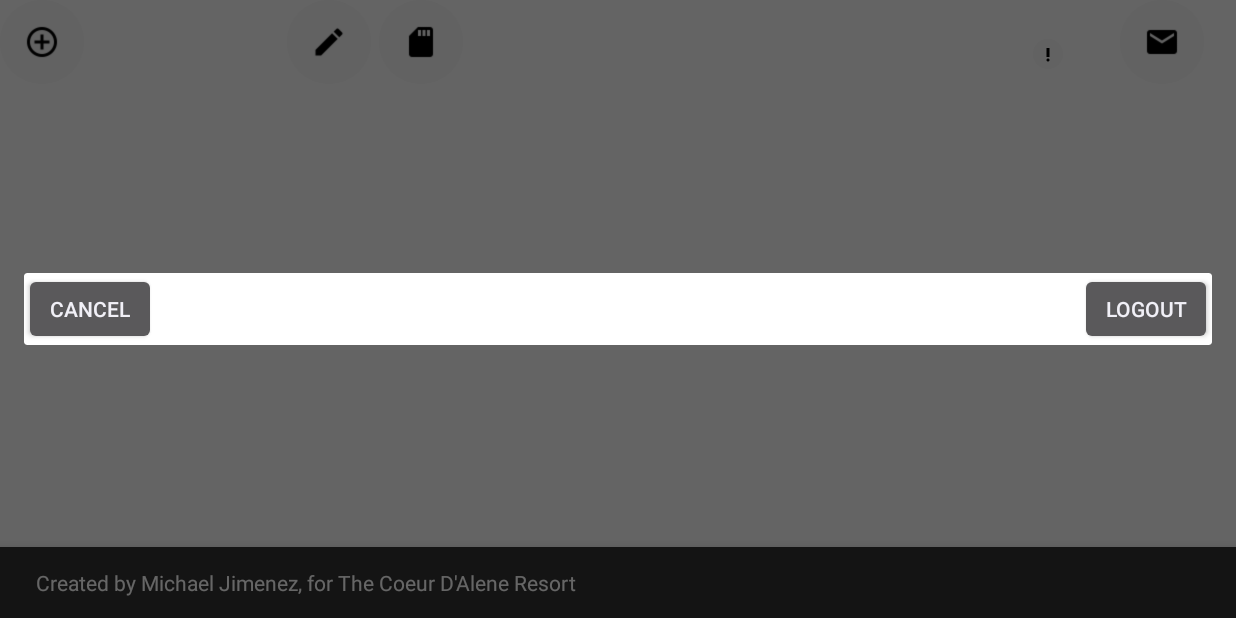
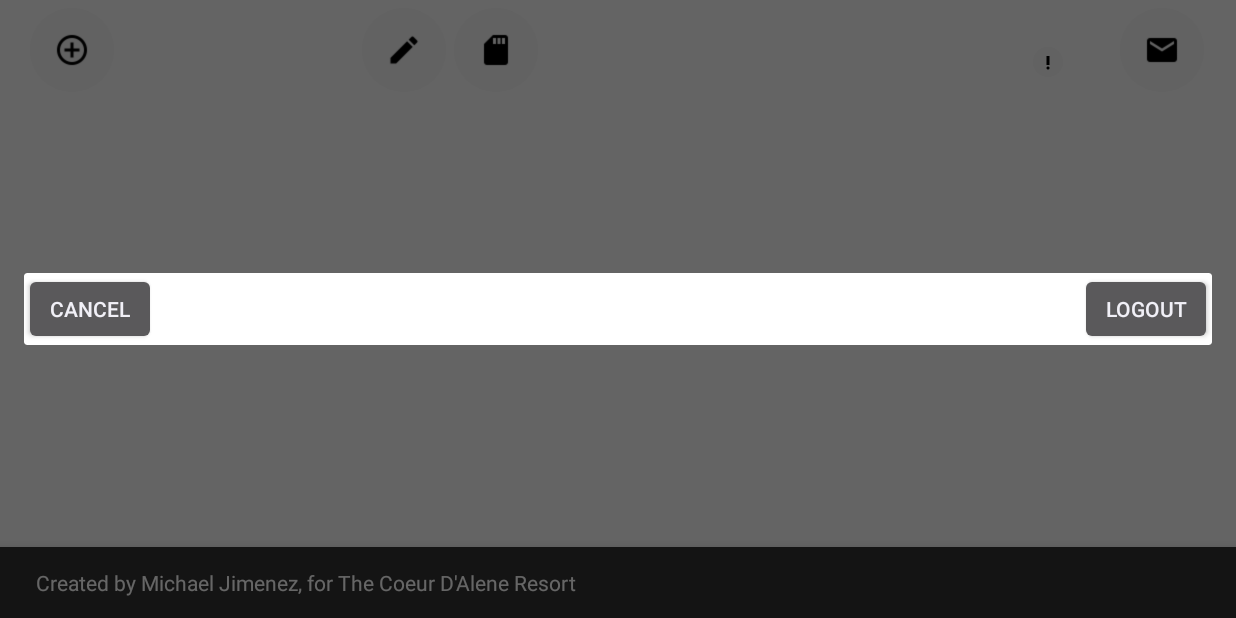
Before and after one commit to mikejimenez/ScanIT-3.1.2, an Android app: the MainActivity screen opened directly, with no data from a screen before it, after a tap on an icon or button, on a phone screen of 824 x 412 dp (held sideways). Run offline under Robolectric (Android 15) with nearby library versions, the phone set to English and light mode, and no system bars; our stand-ins replace ButterKnife; libraries missing offline, so code that uses them is left out: com.opencsv, com.readystatesoftware.viewbadger; 7 statements that could not run were skipped.

Commit message:
3.2.1
Activity_main.xml changes:
Fixed scaling on fab's & listView (Because of new test phone has a curved screen)

Manual_entry, scan_entry, and update added flagNoFullscreen to EditText fields.

```diff
--- a/app/build.gradle
+++ b/app/build.gradle
@@ -16,7 +16,7 @@ android {
         minSdkVersion 23
         targetSdkVersion 24
         versionCode 3
-        versionName '3.2.0'
+        versionName '3.2.1'
         signingConfig signingConfigs.config
     }
     buildTypes {
--- a/app/src/main/AndroidManifest.xml
+++ b/app/src/main/AndroidManifest.xml
@@ -26,8 +26,8 @@
         </activity>
         <activity android:name=".MainActivity"
                   android:theme="@style/AppTheme"
-             android:screenOrientation="landscape"
-            android:label="@string/app_name" >
+                    android:screenOrientation="landscape"
+                android:label="@string/app_name" >
         </activity>
 
         <service
--- a/app/src/main/res/layout/activity_main.xml
+++ b/app/src/main/res/layout/activity_main.xml
@@ -46,6 +46,8 @@
         android:id="@+id/fabHistory"
         android:layout_width="wrap_content"
         android:layout_height="wrap_content"
+        android:layout_marginEnd="-50dp"
+        android:layout_marginTop="5dp"
         android:layout_toStartOf="@+id/fabClearHistory"
         android:scaleType="center"
         android:src="@drawable/ic_sd_storage_black_24dp"
@@ -57,14 +59,15 @@
         android:id="@+id/fabEmail"
         android:layout_width="wrap_content"
         android:layout_height="wrap_content"
+        android:layout_alignParentEnd="true"
+        android:layout_alignParentTop="true"
+        android:layout_marginEnd="21dp"
+        android:layout_marginTop="5dp"
         android:scaleType="center"
         android:src="@drawable/ic_email_black_24dp"
         app:backgroundTint="#f5f5f5"
         app:borderWidth="0dp"
-        app:elevation="0dp"
-        android:layout_marginEnd="21dp"
-        android:layout_alignParentTop="true"
-        android:layout_alignParentEnd="true" />
+        app:elevation="0dp" />
 
     <android.support.design.widget.FloatingActionButton
         android:id="@+id/fabManual"
@@ -72,6 +75,7 @@
         android:layout_height="wrap_content"
         android:layout_alignParentTop="true"
         android:layout_marginEnd="5dp"
+        android:layout_marginTop="5dp"
         android:layout_toStartOf="@+id/fabHistory"
         android:scaleType="center"
         android:src="@drawable/ic_edit_black_24dp"
@@ -83,20 +87,23 @@
         android:id="@+id/fabScan"
         android:layout_width="wrap_content"
         android:layout_height="wrap_content"
+        android:layout_alignParentStart="true"
+        android:layout_alignParentTop="true"
+        android:layout_marginLeft="20dp"
+        android:layout_marginTop="5dp"
         android:scaleType="center"
         android:src="@drawable/ic_control_point_black_24dp"
         app:backgroundTint="#f5f5f5"
         app:borderWidth="0dp"
-        app:elevation="0dp"
-        android:layout_alignParentTop="true"
-        android:layout_alignParentStart="true" />
+        app:elevation="0dp" />
 
     <ListView
-        android:layout_width="wrap_content"
+        android:id="@+id/listView"
+        android:layout_width="775dp"
         android:layout_height="wrap_content"
-        android:id="@+id/listView"
+        android:layout_below="@+id/fabScan"
         android:layout_centerHorizontal="true"
-        android:layout_below="@+id/fabScan" />
+        android:layout_marginBottom="5dp" />
 
     <ListView
         android:id="@+id/listView_history"
--- a/app/src/main/res/layout/scan_entry.xml
+++ b/app/src/main/res/layout/scan_entry.xml
@@ -14,6 +14,7 @@
         android:layout_marginBottom="1dp"
         android:layout_marginTop="5dp"
         android:hint="@string/uiDepartment"
+        android:imeOptions="flagNoFullscreen"
         android:maxLines="1"
         android:singleLine="true"
         android:textColorHint="@android:color/black"
@@ -24,13 +25,14 @@
         style="@android:style/TextAppearance.Small"
         android:layout_width="match_parent"
         android:layout_height="40dp"
+        android:layout_alignParentStart="true"
+        android:layout_below="@+id/scan_entry_company"
         android:hint="@string/Name"
         android:maxLines="1"
         android:singleLine="true"
         android:textColorHint="@android:color/black"
         android:theme="@android:style/Theme.Holo.InputMethod"
-        android:layout_below="@+id/scan_entry_company"
-        android:layout_alignParentStart="true" />
+        android:imeOptions="flagNoFullscreen"/>
 
     <CheckBox
         android:id="@+id/scan_entry_checkBox"
--- a/app/src/main/res/layout/update.xml
+++ b/app/src/main/res/layout/update.xml
@@ -28,7 +28,8 @@
         android:maxLines="1"
         android:paddingLeft="5dp"
         android:singleLine="true"
-        android:theme="@android:style/Theme.Holo.InputMethod" />
+        android:theme="@android:style/Theme.Holo.InputMethod"
+        android:imeOptions="flagNoFullscreen"/>
 
     <EditText
         android:id="@+id/InfoDataName"
@@ -43,7 +44,8 @@
         android:paddingLeft="5dp"
         android:paddingTop="5dp"
         android:singleLine="true"
-        android:theme="@android:style/Theme.Holo.InputMethod" />
+        android:theme="@android:style/Theme.Holo.InputMethod"
+        android:imeOptions="flagNoFullscreen"/>
 
     <TextView
         android:id="@+id/textView9"
```
Also changed, not shown: app/src/main/res/layout/manual_entry.xml (+6 -3 lines), 29 other files.
